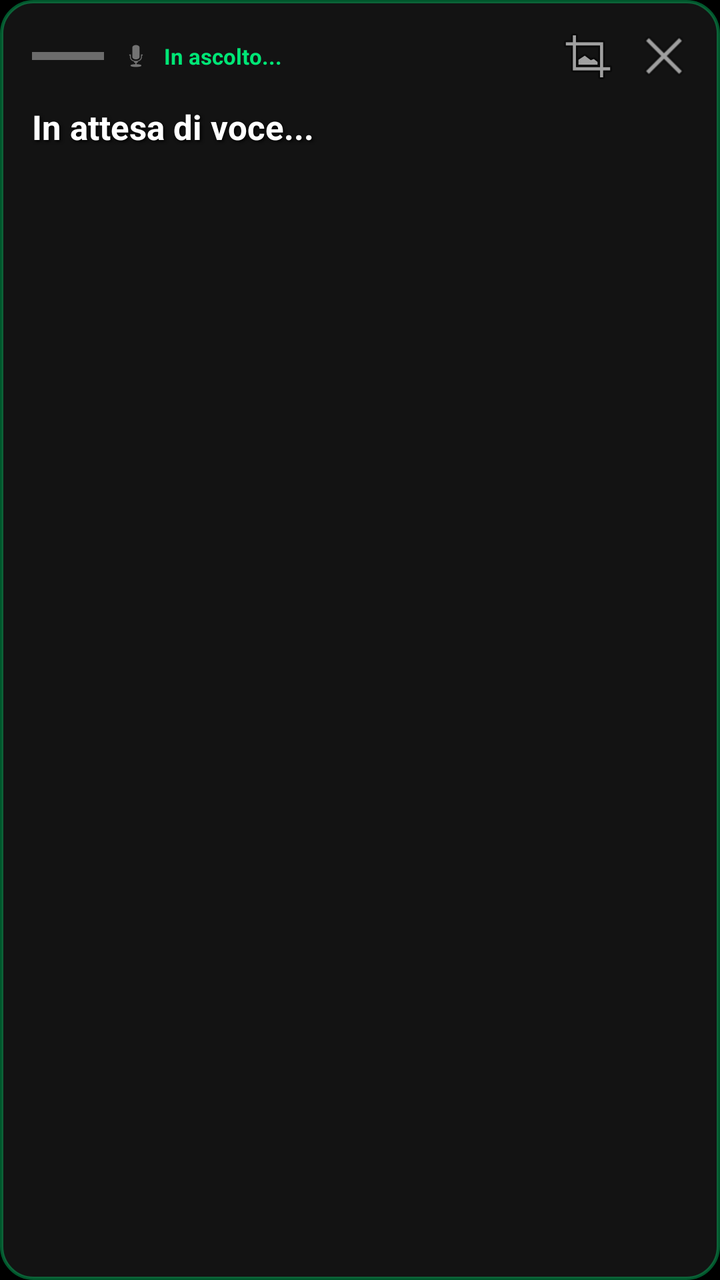
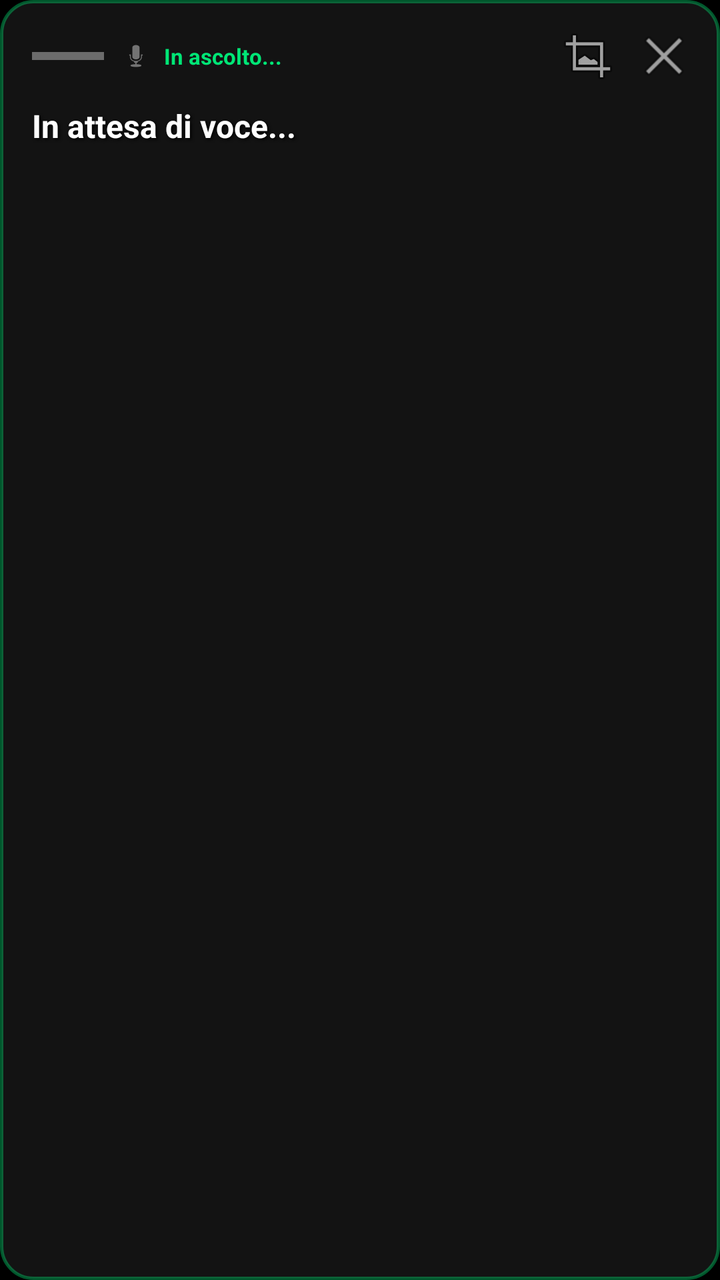

Compare the two renders of this Android layout. The source of the first and the diff that turns it into the second are given below.
<!-- AndroidManifest.xml: application theme Theme.LiveTranscribeOffline -->
<!-- res/layout/layout_floating_subtitle.xml -->
<?xml version="1.0" encoding="utf-8"?>
<LinearLayout
    xmlns:android="http://schemas.android.com/apk/res/android"
    android:id="@+id/floatingRoot"
    android:layout_width="match_parent"
    android:layout_height="wrap_content"
    android:orientation="vertical"
    android:background="@drawable/bg_floating_overlay"
    android:padding="12dp">

    
    <LinearLayout
        android:id="@+id/dragHandle"
        android:layout_width="match_parent"
        android:layout_height="wrap_content"
        android:orientation="horizontal"
        android:gravity="center_vertical"
        android:paddingBottom="6dp">

        
        <View
            android:layout_width="36dp"
            android:layout_height="4dp"
            android:background="#60FFFFFF"
            android:layout_gravity="center_vertical"
            android:layout_marginStart="4dp"
            android:layout_marginEnd="8dp" />

        <ImageView
            android:id="@+id/ivFloatingMic"
            android:layout_width="16dp"
            android:layout_height="16dp"
            android:src="@android:drawable/ic_btn_speak_now" />

        <TextView
            android:layout_width="0dp"
            android:layout_height="wrap_content"
            android:layout_weight="1"
            android:text="In ascolto..."
            android:textColor="#00E676"
            android:textSize="11sp"
            android:textStyle="bold"
            android:layout_marginStart="6dp" />

        
        <ImageButton
            android:id="@+id/btnMaximizeApp"
            android:layout_width="32dp"
            android:layout_height="32dp"
            android:background="@android:color/transparent"
            android:src="@android:drawable/ic_menu_crop"
            android:padding="4dp"
            android:contentDescription="Apri app a schermo intero" />

        
        <ImageButton
            android:id="@+id/btnCloseOverlay"
            android:layout_width="32dp"
            android:layout_height="32dp"
            android:background="@android:color/transparent"
            android:src="@android:drawable/ic_menu_close_clear_cancel"
            android:padding="4dp"
            android:contentDescription="Chiudi sottotitoli"
            android:layout_marginStart="6dp" />
    </LinearLayout>

    
    <TextView
        android:id="@+id/tvFloatingText"
        android:layout_width="match_parent"
        android:layout_height="wrap_content"
        android:text="In attesa di voce..."
        android:textColor="#FFFFFF"
        android:textSize="17sp"
        android:textStyle="bold"
        android:maxLines="4"
        android:ellipsize="none"
        android:shadowColor="#FF000000"
        android:shadowDx="2"
        android:shadowDy="2"
        android:shadowRadius="4"
        android:lineSpacingExtra="3dp"
        android:paddingHorizontal="4dp"
        android:paddingTop="2dp"
        android:paddingBottom="4dp" />

</LinearLayout>
<!-- resources referenced by this layout -->
<resources>
  <!-- drawable bg_floating_overlay (drawable) -->
  <?xml version="1.0" encoding="utf-8"?>
  <shape xmlns:android="http://schemas.android.com/apk/res/android"
      android:shape="rectangle">
      <solid android:color="#F0151515" />
      <corners android:radius="16dp" />
      <stroke
          android:width="1.5dp"
          android:color="#6000E676" />
  </shape>
  <style name="Theme.LiveTranscribeOffline" parent="Theme.MaterialComponents.NoActionBar">
          <item name="colorPrimary">@color/accent_green</item>
          <item name="colorPrimaryVariant">@color/accent_green</item>
          <item name="colorOnPrimary">@color/black</item>
          <item name="android:windowBackground">@color/black</item>
          <item name="android:statusBarColor">@color/black</item>
          <item name="android:navigationBarColor">@color/black</item>
      </style>
  <color name="accent_green">#00E676</color>
  <color name="black">#000000</color>
</resources>

<!-- the commit's change to res/layout/layout_floating_subtitle.xml (unified diff, before → after) -->
@@ -33,6 +33,7 @@
             android:src="@android:drawable/ic_btn_speak_now" />
 
         <TextView
+            android:id="@+id/tvFloatingStatus"
             android:layout_width="0dp"
             android:layout_height="wrap_content"
             android:layout_weight="1"
@@ -65,23 +66,51 @@
     </LinearLayout>
 
     
-    <TextView
-        android:id="@+id/tvFloatingText"
+    <ScrollView
+        android:id="@+id/floatingScrollView"
         android:layout_width="match_parent"
         android:layout_height="wrap_content"
-        android:text="In attesa di voce..."
-        android:textColor="#FFFFFF"
-        android:textSize="17sp"
-        android:textStyle="bold"
-        android:maxLines="4"
-        android:ellipsize="none"
-        android:shadowColor="#FF000000"
-        android:shadowDx="2"
-        android:shadowDy="2"
-        android:shadowRadius="4"
-        android:lineSpacingExtra="3dp"
+        android:scrollbars="none"
+        android:fadingEdge="vertical"
         android:paddingHorizontal="4dp"
         android:paddingTop="2dp"
-        android:paddingBottom="4dp" />
+        android:paddingBottom="4dp">
+
+        <LinearLayout
+            android:layout_width="match_parent"
+            android:layout_height="wrap_content"
+            android:orientation="vertical">
+
+            
+            <TextView
+                android:id="@+id/tvFloatingText"
+                android:layout_width="match_parent"
+                android:layout_height="wrap_content"
+                android:text="In attesa di voce..."
+                android:textColor="#FFFFFF"
+                android:textSize="16sp"
+                android:textStyle="bold"
+                android:shadowColor="#FF000000"
+                android:shadowDx="2"
+                android:shadowDy="2"
+                android:shadowRadius="4"
+                android:lineSpacingExtra="3dp" />
+
+            
+            <TextView
+                android:id="@+id/tvFloatingInterim"
+                android:layout_width="match_parent"
+                android:layout_height="wrap_content"
+                android:textColor="#00E676"
+                android:textSize="16sp"
+                android:textStyle="bold"
+                android:shadowColor="#FF000000"
+                android:shadowDx="2"
+                android:shadowDy="2"
+                android:shadowRadius="4"
+                android:lineSpacingExtra="3dp" />
+
+        </LinearLayout>
+    </ScrollView>
 
 </LinearLayout>
